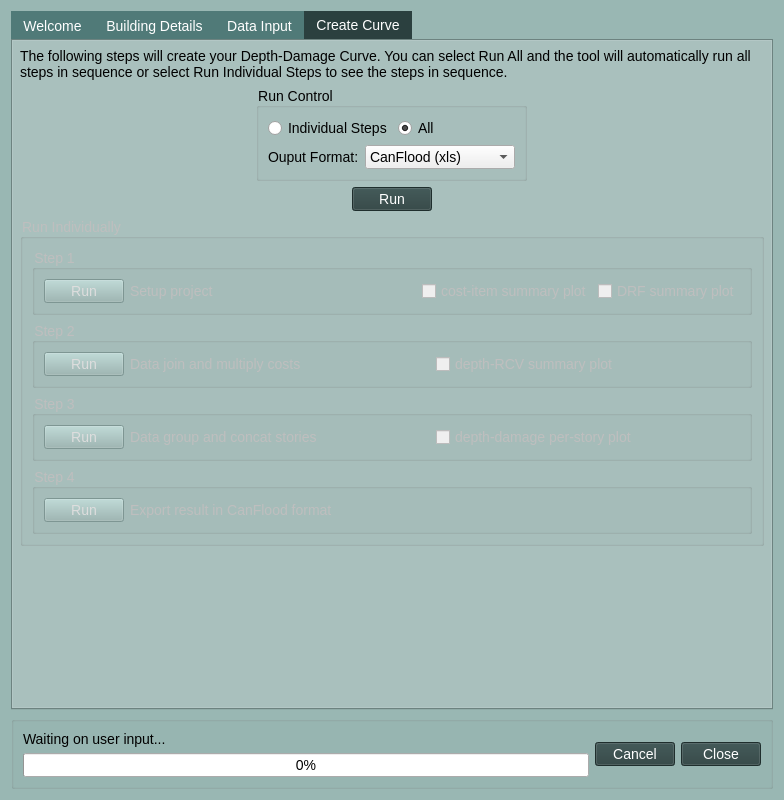
Qt form cancurve/bldgs/cc_bldgs_dialog.ui (NRCan/CanCurve) before a commit.
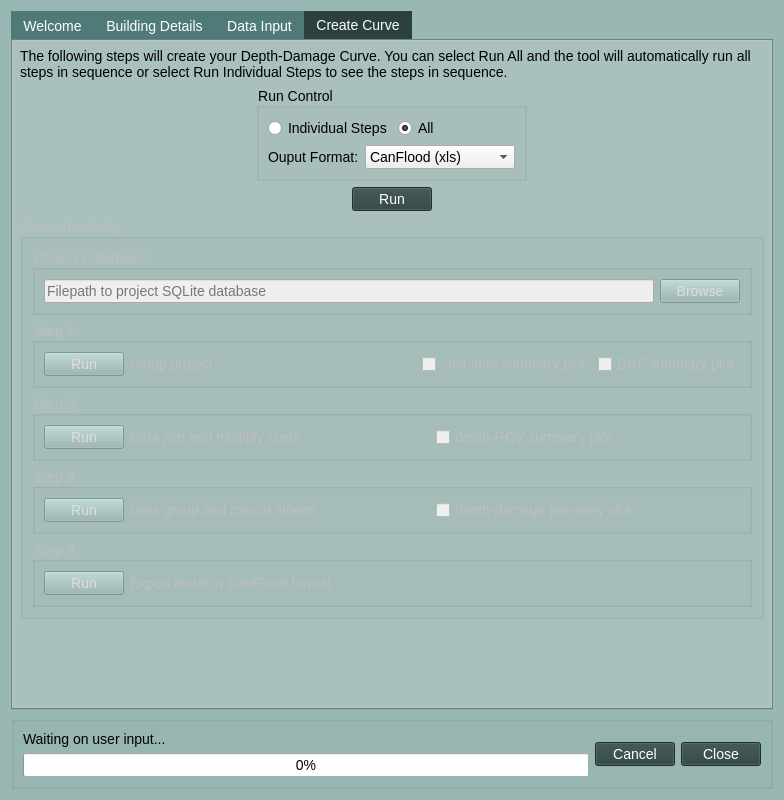
The same form after that commit. Icons and pictures are not drawn.

Commit message: proj_db_browse_QFileDialog

```diff
--- a/cancurve/bldgs/cc_bldgs_dialog.ui
+++ b/cancurve/bldgs/cc_bldgs_dialog.ui
@@ -997,6 +997,41 @@
             <string>Run Individually</string>
            </property>
            <layout class="QVBoxLayout" name="verticalLayout_4">
+            <item>
+             <widget class="QGroupBox" name="groupBox_01wd_2">
+              <property name="sizePolicy">
+               <sizepolicy hsizetype="Expanding" vsizetype="Fixed">
+                <horstretch>0</horstretch>
+                <verstretch>0</verstretch>
+               </sizepolicy>
+              </property>
+              <property name="title">
+               <string>Project Database:</string>
+              </property>
+              <layout class="QHBoxLayout" name="horizontalLayout_17">
+               <item>
+                <widget class="QLineEdit" name="lineEdit_tab4actions_projdb">
+                 <property name="statusTip">
+                  <string extracomment="Filepath to project SQLite database"/>
+                 </property>
+                 <property name="text">
+                  <string/>
+                 </property>
+                 <property name="placeholderText">
+                  <string>Filepath to project SQLite database</string>
+                 </property>
+                </widget>
+               </item>
+               <item>
+                <widget class="QPushButton" name="pushButton_tab4actions_browse">
+                 <property name="text">
+                  <string>Browse</string>
+                 </property>
+                </widget>
+               </item>
+              </layout>
+             </widget>
+            </item>
             <item>
              <widget class="QGroupBox" name="groupBox_step01">
               <property name="enabled">
```
The commit also changes 3 other files.
